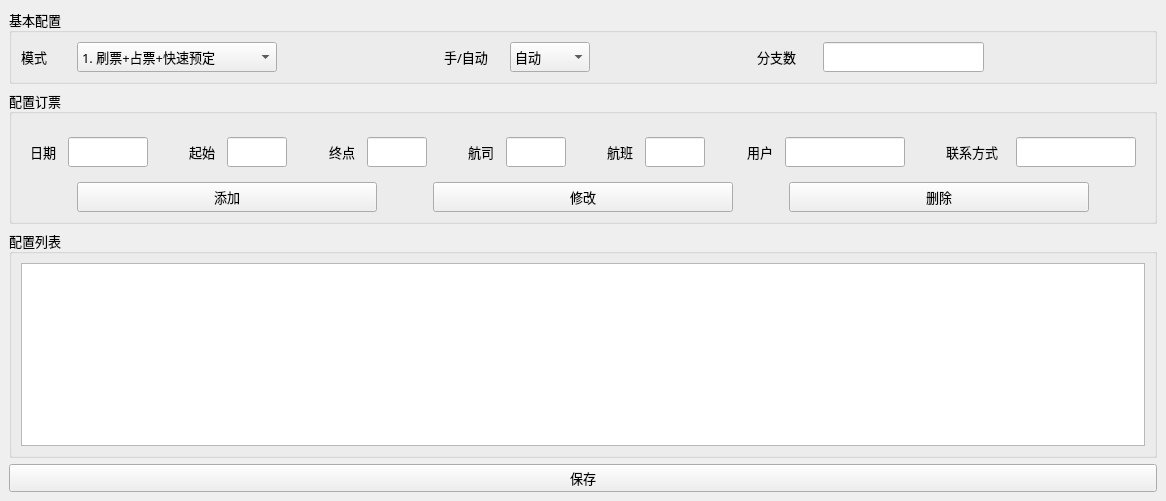
Qt form code/direct-book/Config/mainwindow.ui (imecoder/autobook) before a commit.
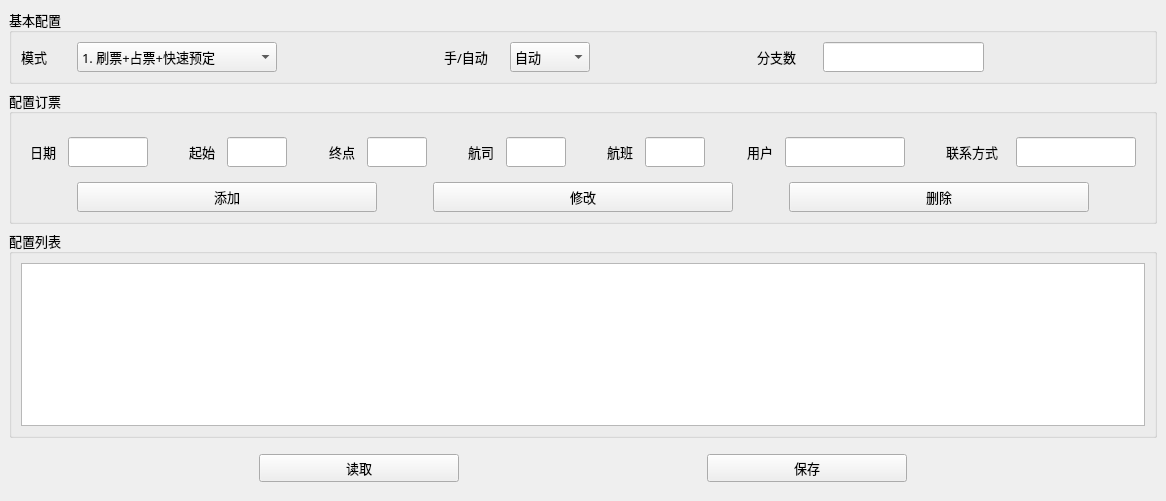
The same form after that commit.

```diff
--- a/code/direct-book/Config/mainwindow.ui
+++ b/code/direct-book/Config/mainwindow.ui
@@ -960,16 +960,104 @@
      </widget>
     </item>
     <item>
-     <widget class="QPushButton" name="pushButton_4">
-      <property name="font">
-       <font>
-        <family>Agency FB</family>
-        <pointsize>10</pointsize>
-       </font>
-      </property>
-      <property name="text">
-       <string>保存</string>
-      </property>
+     <widget class="QWidget" name="widget_4" native="true">
+      <layout class="QHBoxLayout" name="horizontalLayout_5">
+       <item>
+        <spacer name="horizontalSpacer_19">
+         <property name="minimumSize">
+          <size>
+           <width>0</width>
+           <height>30</height>
+          </size>
+         </property>
+         <property name="orientation">
+          <enum>Qt::Horizontal</enum>
+         </property>
+         <property name="sizeHint" stdset="0">
+          <size>
+           <width>40</width>
+           <height>20</height>
+          </size>
+         </property>
+        </spacer>
+       </item>
+       <item>
+        <widget class="QPushButton" name="pushButtonRead">
+         <property name="minimumSize">
+          <size>
+           <width>200</width>
+           <height>0</height>
+          </size>
+         </property>
+         <property name="font">
+          <font>
+           <family>Agency FB</family>
+           <pointsize>10</pointsize>
+          </font>
+         </property>
+         <property name="text">
+          <string>读取</string>
+         </property>
+        </widget>
+       </item>
+       <item>
+        <spacer name="horizontalSpacer_20">
+         <property name="minimumSize">
+          <size>
+           <width>0</width>
+           <height>30</height>
+          </size>
+         </property>
+         <property name="orientation">
+          <enum>Qt::Horizontal</enum>
+         </property>
+         <property name="sizeHint" stdset="0">
+          <size>
+           <width>40</width>
+           <height>20</height>
+          </size>
+         </property>
+        </spacer>
+       </item>
+       <item>
+        <widget class="QPushButton" name="pushButtonSave">
+         <property name="minimumSize">
+          <size>
+           <width>200</width>
+           <height>0</height>
+          </size>
+         </property>
+         <property name="font">
+          <font>
+           <family>Agency FB</family>
+           <pointsize>10</pointsize>
+          </font>
+         </property>
+         <property name="text">
+          <string>保存</string>
+         </property>
+        </widget>
+       </item>
+       <item>
+        <spacer name="horizontalSpacer_21">
+         <property name="minimumSize">
+          <size>
+           <width>0</width>
+           <height>30</height>
+          </size>
+         </property>
+         <property name="orientation">
+          <enum>Qt::Horizontal</enum>
+         </property>
+         <property name="sizeHint" stdset="0">
+          <size>
+           <width>40</width>
+           <height>20</height>
+          </size>
+         </property>
+        </spacer>
+       </item>
+      </layout>
      </widget>
     </item>
    </layout>
```
Left out of the diff: 26 changed lines with no effect on the pictures.
